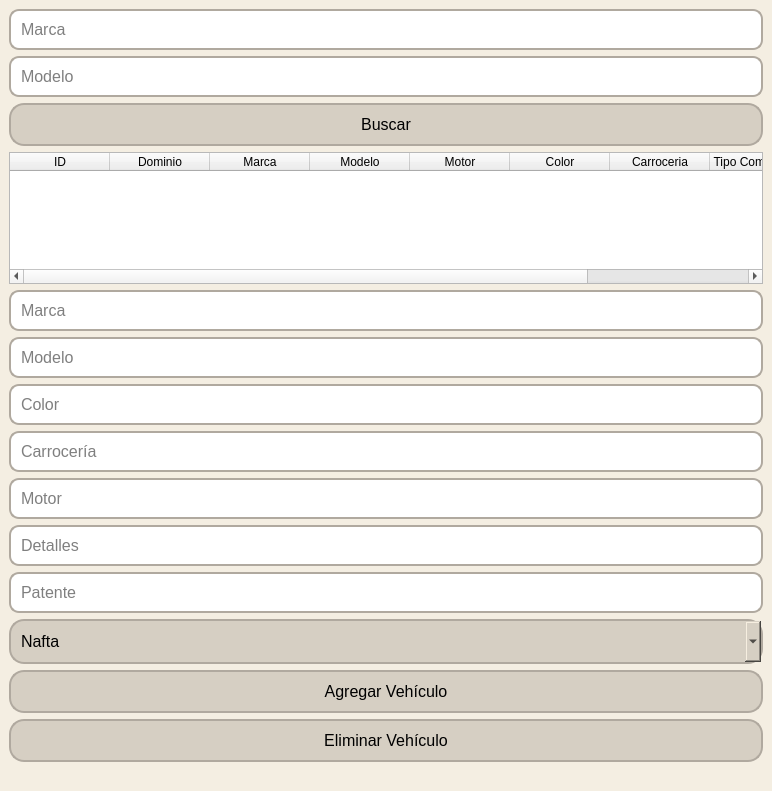
First picture: the form in src/gui/vehiculos.ui, repository GabrielTrejo1/Prueba, before the edit.
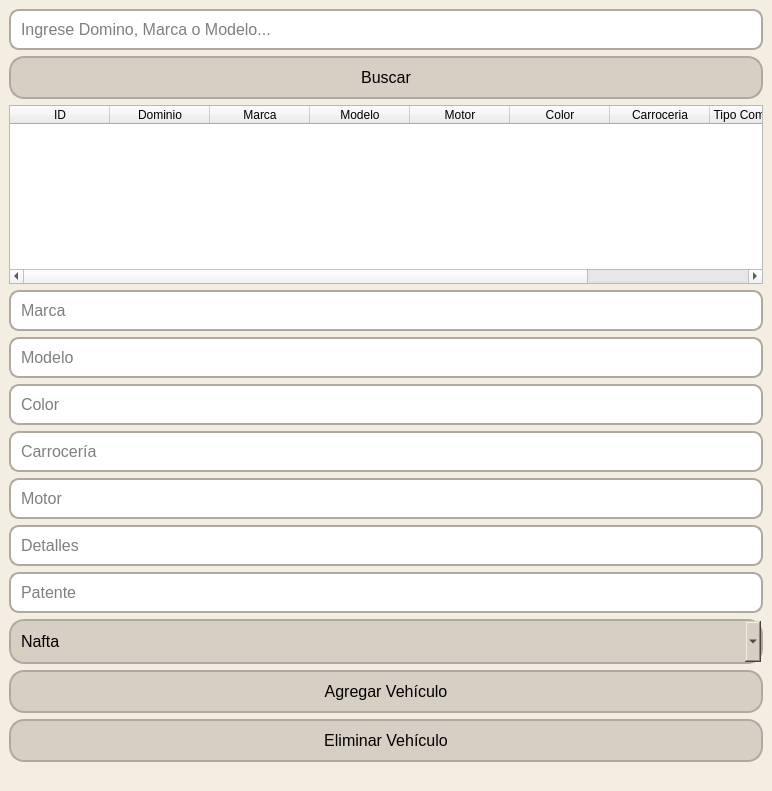
Second picture: the form after the edit.

What changed in the file:
```diff
--- a/src/gui/vehiculos.ui
+++ b/src/gui/vehiculos.ui
@@ -61,20 +61,11 @@
         <pointsize>12</pointsize>
        </font>
       </property>
-      <property name="placeholderText">
-       <string>Marca</string>
+      <property name="text">
+       <string/>
       </property>
-     </widget>
-    </item>
-    <item>
-     <widget class="QLineEdit" name="txtModelo">
-      <property name="font">
-       <font>
-        <pointsize>12</pointsize>
-       </font>
-      </property>
       <property name="placeholderText">
-       <string>Modelo</string>
+       <string>Ingrese Domino, Marca o Modelo...</string>
       </property>
      </widget>
     </item>
@@ -147,7 +138,7 @@
       </column>
       <column>
        <property name="text">
-        <string>Dealles</string>
+        <string>Detalles</string>
        </property>
       </column>
      </widget>
```
Left out of the diff: 2 changed lines with no effect on the pictures.
